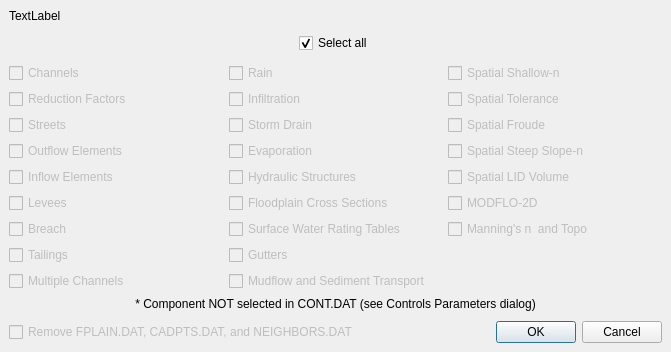
Old version of the form flo2d/ui/components.ui in the repository FLO-2DSoftware/qgis-flo-2d-plugin.
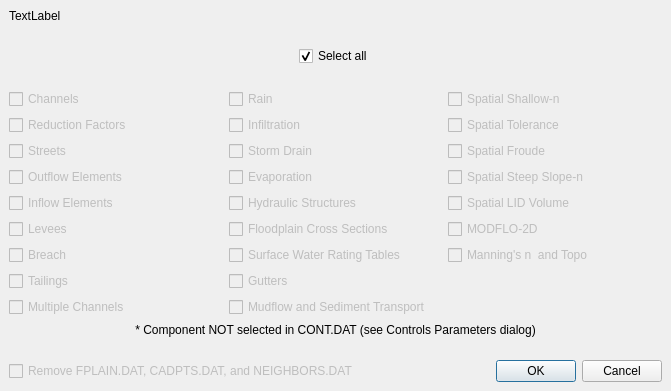
New version of the form.

Commit message: Update tooltips for various spatial parameters in components.ui

```diff
--- a/flo2d/ui/components.ui
+++ b/flo2d/ui/components.ui
@@ -7,7 +7,7 @@
     <x>0</x>
     <y>0</y>
     <width>671</width>
-    <height>352</height>
+    <height>391</height>
    </rect>
   </property>
   <property name="sizePolicy">
```
Left out of the diff: 69 changed lines with no effect on the pictures.
